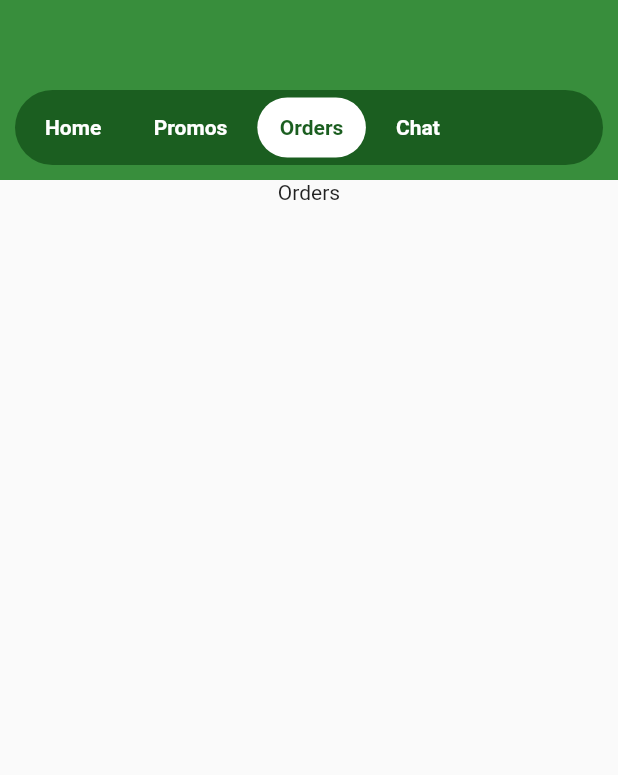
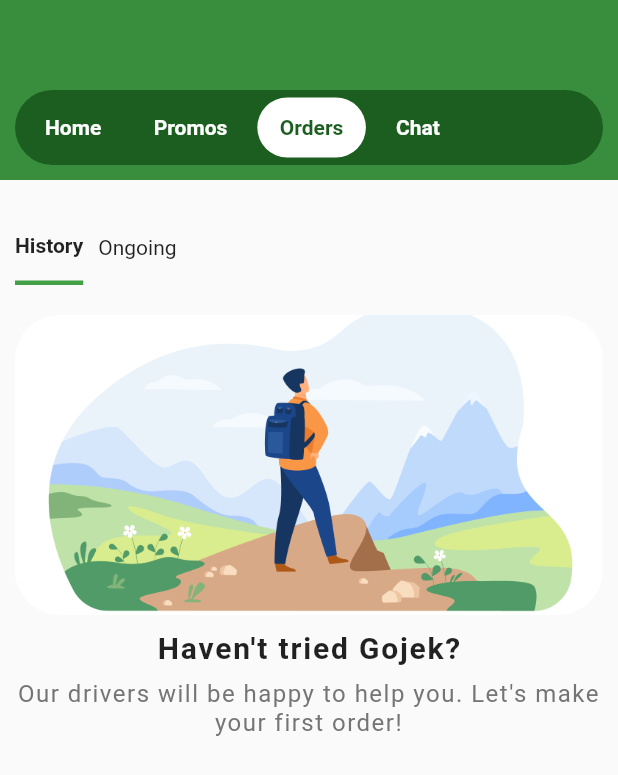
Before and after one commit to hidayatsyarip/gojek-ui-app, a Flutter app: the screen it shows after launch, after a tap on "Promos", after a tap on "Orders", on a phone screen of 412 x 824 dp. Shown: the top 775 px of the screen. Run offline on Flutter 3.47's test engine with Material 2 defaults, Android fonts, the phone set to English and light mode, and no system bars; our stand-ins replace get.

Commit message:
Add orders page

```diff
--- /dev/null
+++ b/lib/controllers/order_controller.dart
@@ -0,0 +1,23 @@
+import 'package:flutter/cupertino.dart';
+import 'package:flutter/material.dart';
+import 'package:get/get.dart';
+
+class OrderController extends GetxController {
+  var currentOrderIndex = 0.obs;
+
+  var orderList = ["History", "Ongoing"];
+
+  getOrderDecoration(int currentIndex) {
+    return currentOrderIndex.value == currentIndex
+        ? BoxDecoration(
+            border: Border(
+                bottom: BorderSide(width: 3.0, color: Colors.green.shade600)))
+        : const BoxDecoration();
+  }
+
+  getOrderFontStyle(int index) {
+    return currentOrderIndex.value == index
+        ? const TextStyle(fontWeight: FontWeight.bold)
+        : const TextStyle();
+  }
+}
--- a/lib/screens/home_screen.dart
+++ b/lib/screens/home_screen.dart
@@ -1,6 +1,7 @@
 import 'package:flutter/material.dart';
 import 'package:get/get.dart';
 import 'package:gojek_ui_app/screens/home_tab_screen.dart';
+import 'package:gojek_ui_app/screens/order_tab_screen.dart';
 import 'package:gojek_ui_app/screens/promo_tab_screen.dart';
 
 import '../controllers/home_controller.dart';
@@ -16,11 +17,7 @@ class HomeScreen extends StatelessWidget {
     var screens = [
       const HomeTabScreen(),
       const PromoTabScreen(),
-      SliverToBoxAdapter(
-        child: Center(
-          child: Text("Orders"),
-        ),
-      ),
+      const OrderTabScreen(),
       SliverToBoxAdapter(
         child: Center(
           child: Text("Chat"),
--- a/lib/screens/order_tab_screen.dart
+++ b/lib/screens/order_tab_screen.dart
@@ -0,0 +1,54 @@
+import 'package:flutter/material.dart';
+
+import '../widgets/order/order_slider_widget.dart';
+
+class OrderTabScreen extends StatelessWidget {
+  const OrderTabScreen({Key? key}) : super(key: key);
+
+  @override
+  Widget build(BuildContext context) {
+    return SliverList(
+        delegate: SliverChildListDelegate([
+      const OrderSliderWidget(),
+      Center(
+        child: Container(
+          height: 300.0,
+          margin: const EdgeInsets.fromLTRB(10.0, 0.0, 10.0, 10.0),
+          child: Column(
+            children: [
+              ClipRRect(
+                borderRadius: BorderRadius.circular(30.0),
+                child: const Image(
+                    width: double.infinity,
+                    height: 200.0,
+                    fit: BoxFit.cover,
+                    image: AssetImage("images/illustrator.png")),
+              ),
+              const SizedBox(
+                height: 10.0,
+              ),
+              const Text(
+                "Haven't tried Gojek?",
+                style: TextStyle(
+                    fontSize: 20.0,
+                    letterSpacing: 1.2,
+                    fontWeight: FontWeight.bold),
+              ),
+              const SizedBox(
+                height: 10.0,
+              ),
+              Text(
+                "Our drivers will be happy to help you. Let's make your first order!",
+                textAlign: TextAlign.center,
+                style: TextStyle(
+                    fontSize: 16.0,
+                    letterSpacing: 1.0,
+                    color: Colors.grey.shade600),
+              )
+            ],
+          ),
+        ),
+      )
+    ]));
+  }
+}
--- a/lib/screens/promo_tab_screen.dart
+++ b/lib/screens/promo_tab_screen.dart
@@ -1,6 +1,6 @@
 import 'package:flutter/material.dart';
-import 'package:gojek_ui_app/widgets/promo/gofood_plus_widget.dart';
 
+import '../widgets/promo/gofood_plus_widget.dart';
 import '../widgets/promo/promo_code_widget.dart';
 import '../widgets/promo/promo_list_widget.dart';
 import '../widgets/promo/progress_widget.dart';
--- /dev/null
+++ b/lib/widgets/order/order_slider_widget.dart
@@ -0,0 +1,39 @@
+import 'package:flutter/material.dart';
+import 'package:get/get.dart';
+
+import '../../controllers/order_controller.dart';
+
+class OrderSliderWidget extends StatelessWidget {
+  const OrderSliderWidget({Key? key}) : super(key: key);
+
+  @override
+  Widget build(BuildContext context) {
+    var orderController = Get.put(OrderController());
+
+    return Container(
+      height: 50.0,
+      margin: const EdgeInsets.symmetric(vertical: 20.0, horizontal: 10.0),
+      child: ListView.builder(
+          scrollDirection: Axis.horizontal,
+          itemCount: orderController.orderList.length,
+          itemBuilder: (context, index) {
+            return Obx(() => GestureDetector(
+                  onTap: () {
+                    orderController.currentOrderIndex.value = index;
+                  },
+                  child: Container(
+                    margin: const EdgeInsets.only(right: 10.0),
+                    decoration: orderController.getOrderDecoration(index),
+                    child: Center(
+                      child: Text(
+                        orderController.orderList[index],
+                        style: orderController.getOrderFontStyle(index),
+                        textAlign: TextAlign.center,
+                      ),
+                    ),
+                  ),
+                ));
+          }),
+    );
+  }
+}
```
